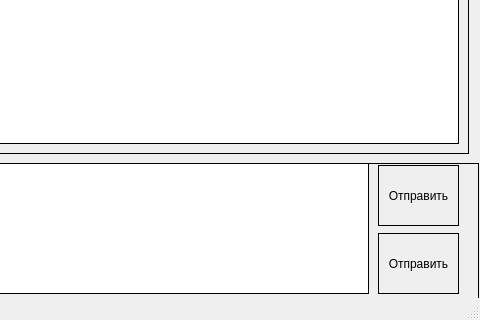
Qt form NetChat/gui/main_window.ui (sholpan4/Project_2) before a commit; both pictures show x 742 to 1222 and y 486 to 806 of the 1222 by 806 pixel window.
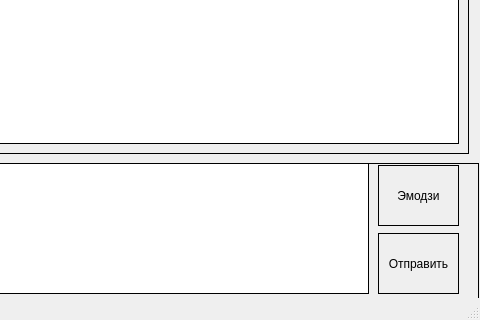
The same form after that commit.

Commit message:
Исправление ошибки с эмодзи
Оказывается эмодзи не работали, а я и не заметил)

The edit to the form file:
```diff
--- a/NetChat/gui/main_window.ui
+++ b/NetChat/gui/main_window.ui
@@ -136,7 +136,7 @@
       <string notr="true">border: 1px solid black; </string>
      </property>
      <property name="text">
-      <string>Отправить</string>
+      <string>Эмодзи</string>
      </property>
     </widget>
    </widget>
```
The commit also changes 3 other files.
